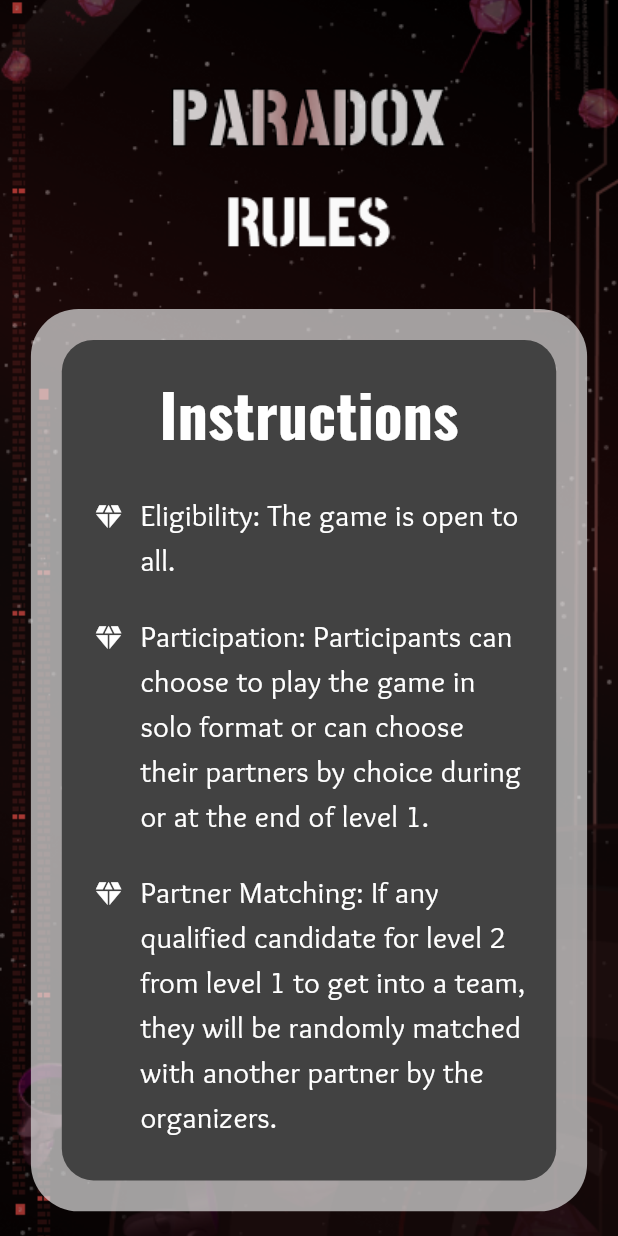
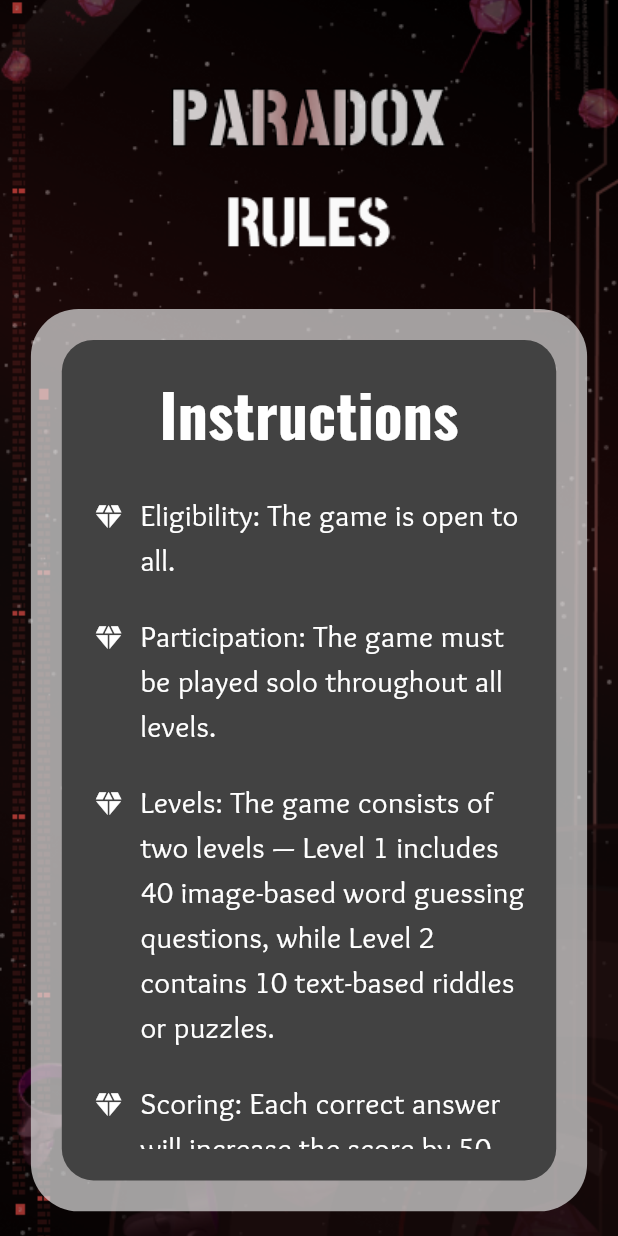
Before and after one commit to Teamexe/Paradox-2025, a Flutter app: the RulesScreen screen opened directly, on a phone screen of 412 x 824 dp. Run offline on Flutter 3.47's test engine with Material 3 defaults, Android fonts, the phone set to English and light mode, and no system bars; our stand-ins replace flutter_secure_storage; accounts and stored records are empty.

Commit message:
added more rules

```diff
--- a/paradox_25/lib/screens/rules_screen.dart
+++ b/paradox_25/lib/screens/rules_screen.dart
@@ -92,13 +92,13 @@ class RulesScreen extends StatelessWidget {
                                   _buildSpacing(screenHeight),
                                   _buildRuleItem(
                                     context,
-                                    'Participation: Participants can choose to play the game in solo format or can choose their partners by choice during or at the end of level 1.',
+                                    'Participation: The game must be played solo throughout all levels.',
                                     scale,
                                   ),
                                   _buildSpacing(screenHeight),
                                   _buildRuleItem(
                                     context,
-                                    'Partner Matching: If any qualified candidate for level 2 from level 1 to get into a team, they will be randomly matched with another partner by the organizers.',
+                                    'Levels: The game consists of two levels — Level 1 includes 40 image-based word guessing questions, while Level 2 contains 10 text-based riddles or puzzles.',
                                     scale,
                                   ),
                                   _buildSpacing(screenHeight),
@@ -116,7 +116,7 @@ class RulesScreen extends StatelessWidget {
                                   _buildSpacing(screenHeight),
                                   _buildRuleItem(
                                     context,
-                                    'Time Limit: Each level must be completed within the given time limit. Failure to do so will result in disqualification.',
+                                    'Qualification: Only the top 50 scorers from Level 1 will be eligible to move on to Level 2.',
                                     scale,
                                   ),
                                 ],
```
